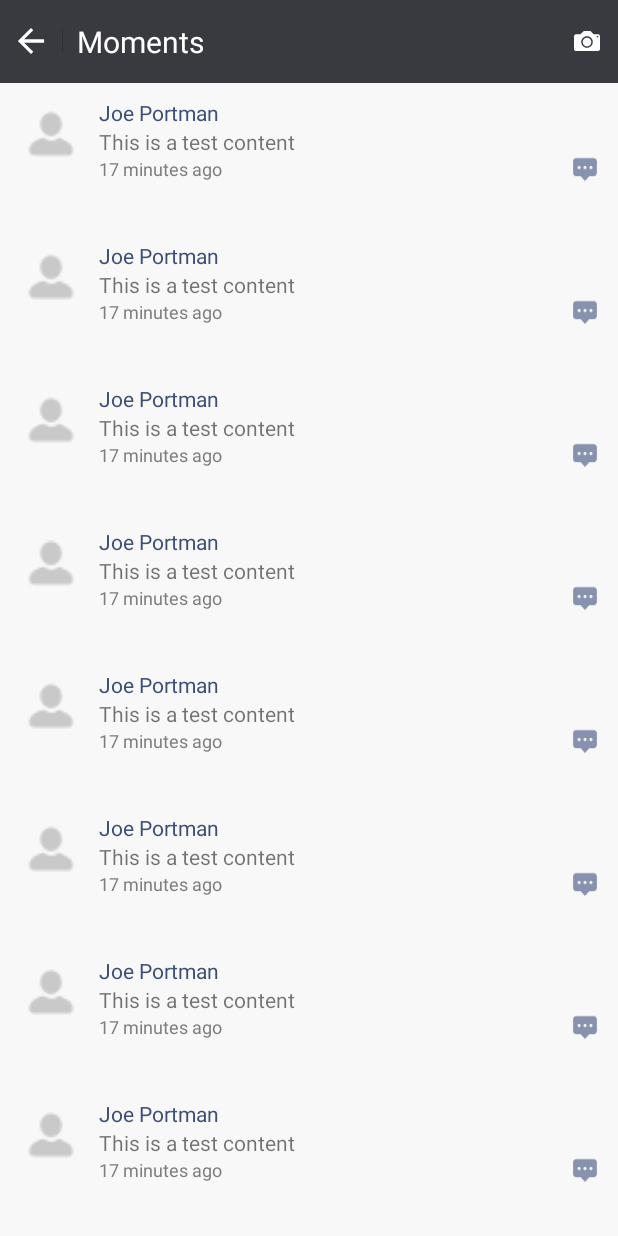
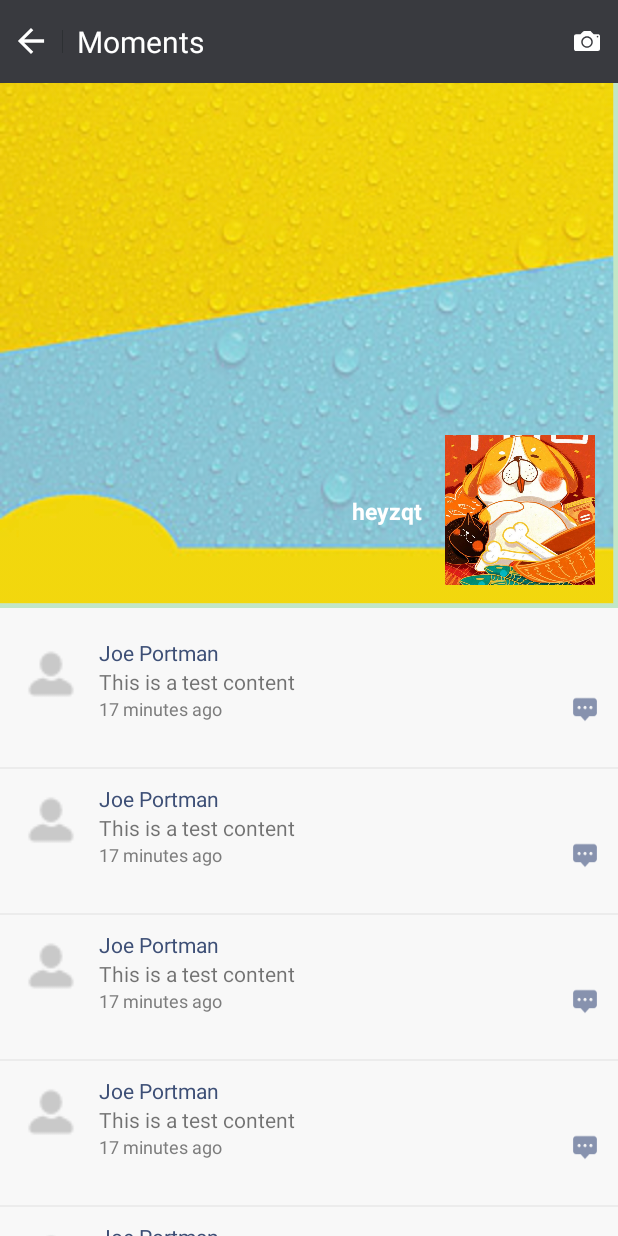
Before and after one commit to heyzqt/WeChatMoments, an Android app: the screen it shows after launch (MomentsActivity), on a phone screen of 412 x 824 dp. Run offline under Robolectric (Android 15) with nearby library versions, the light colour scheme and no system bars; our stand-ins replace ButterKnife.

Commit message:
ListView中添加HeaderView

```diff
--- a/app/src/main/java/com/heyzqt/wechatmoments/activity/moments/MomentsModelImpl.java
+++ b/app/src/main/java/com/heyzqt/wechatmoments/activity/moments/MomentsModelImpl.java
@@ -1,6 +1,6 @@
 package com.heyzqt.wechatmoments.activity.moments;
 
-import com.heyzqt.wechatmoments.base.MomentsModel;
+import com.heyzqt.wechatmoments.activity.moments.model.MomentsModel;
 import com.heyzqt.wechatmoments.bean.MomentBean;
 
 import java.util.ArrayList;
--- a/app/src/main/java/com/heyzqt/wechatmoments/activity/moments/MomentsPresenter.java
+++ b/app/src/main/java/com/heyzqt/wechatmoments/activity/moments/MomentsPresenter.java
@@ -5,7 +5,7 @@
 
 import android.support.annotation.NonNull;
 
-import com.heyzqt.wechatmoments.base.MomentsModel;
+import com.heyzqt.wechatmoments.activity.moments.model.MomentsModel;
 import com.heyzqt.wechatmoments.bean.MomentBean;
 
 import java.util.List;
--- a/app/src/main/java/com/heyzqt/wechatmoments/base/MomentsModel.java
+++ b/app/src/main/java/com/heyzqt/wechatmoments/activity/moments/model/MomentsModel.java
@@ -1,4 +1,4 @@
-package com.heyzqt.wechatmoments.base;
+package com.heyzqt.wechatmoments.activity.moments.model;
 
 import com.heyzqt.wechatmoments.activity.moments.OnLoadMomentsListener;
 
--- a/app/src/main/java/com/heyzqt/wechatmoments/widget/MomentsListView.java
+++ b/app/src/main/java/com/heyzqt/wechatmoments/widget/MomentsListView.java
@@ -2,13 +2,32 @@
 
 import android.content.Context;
 import android.util.AttributeSet;
+import android.util.Log;
+import android.view.LayoutInflater;
+import android.view.View;
+import android.view.ViewTreeObserver;
+import android.widget.AbsListView;
+import android.widget.ImageView;
 import android.widget.ListView;
+import android.widget.TextView;
+import android.widget.Toast;
+
+import com.heyzqt.wechatmoments.R;
+
+import butterknife.BindView;
+import butterknife.ButterKnife;
 
 /**
  * Created by heyzqt on 2018/5/13.
  */
 
-public class MomentsListView extends ListView {
+public class MomentsListView extends ListView implements AbsListView.OnScrollListener {
+
+	private View headerView;
+	private int headerViewHeight;
+	private ViewHolder mHolder;
+
+	private static final String TAG = "MomentsListView";
 
 	public MomentsListView(Context context) {
 		this(context, null);
@@ -20,5 +39,63 @@
 
 	public MomentsListView(Context context, AttributeSet attrs, int defStyleAttr) {
 		super(context, attrs, defStyleAttr);
+		initHeaderView(context);
+		setHeaderDividersEnabled(false);
+	}
+
+	void initHeaderView(Context context) {
+		headerView = LayoutInflater.from(context).inflate(R.layout.listview_header, null);
+		mHolder = new ViewHolder(headerView);
+		addHeaderView(headerView);
+		setOnScrollListener(this);
+
+		mHolder.username.setText("heyzqt");
+
+		mHolder.useravatar.setOnClickListener(new OnClickListener() {
+			@Override
+			public void onClick(View v) {
+				Toast.makeText(v.getContext(), "useravatar", Toast.LENGTH_SHORT).show();
+			}
+		});
+
+		headerView.getViewTreeObserver().addOnPreDrawListener(
+				new ViewTreeObserver.OnPreDrawListener() {
+					@Override
+					public boolean onPreDraw() {
+						Log.i(TAG, "onPreDraw: ");
+//						if (headerView.getMeasuredWidth() > 0) {
+//							headerViewHeight = headerView.getMeasuredHeight();
+//							headerView.getViewTreeObserver().removeOnPreDrawListener(this);
+//						}
+						return true;
+					}
+				});
+	}
+
+	@Override
+	public void onScrollStateChanged(AbsListView view, int scrollState) {
+
+	}
+
+	@Override
+	public void onScroll(AbsListView view, int firstVisibleItem, int visibleItemCount,
+			int totalItemCount) {
+
+	}
+
+	class ViewHolder {
+
+		@BindView(R.id.refresh_circle)
+		ImageView circle;
+
+		@BindView(R.id.user_name)
+		TextView username;
+
+		@BindView(R.id.user_avatar)
+		ImageView useravatar;
+
+		public ViewHolder(View view) {
+			ButterKnife.bind(this, view);
+		}
 	}
 }
--- a/app/src/main/res/layout/activity_main.xml
+++ b/app/src/main/res/layout/activity_main.xml
@@ -64,6 +64,8 @@
         android:layout_width="match_parent"
         android:layout_height="wrap_content"
         android:background="@color/listview_background"
-        android:divider="@color/listview_divider"/>
+        android:divider="@color/listview_divider"
+        android:dividerHeight="1dp"/>
+    <!--android:listSelector="@android:color/transparent"-->
 
 </LinearLayout>
--- /dev/null
+++ b/app/src/main/res/layout/listview_header.xml
@@ -0,0 +1,51 @@
+<?xml version="1.0" encoding="utf-8"?>
+<RelativeLayout xmlns:android="http://schemas.android.com/apk/res/android"
+                xmlns:tools="http://schemas.android.com/tools"
+                android:layout_width="match_parent"
+                android:layout_height="200dp"
+                android:clipChildren="false"
+                android:scrollY="24dp">
+
+    <ImageView
+        android:id="@+id/person_background_img"
+        android:layout_width="match_parent"
+        android:layout_height="@dimen/user_background_pic_height"
+        android:layout_alignParentTop="true"
+        android:scaleType="centerCrop"
+        android:src="@mipmap/img_test"/>
+
+    <ImageView
+        android:id="@+id/refresh_circle"
+        android:layout_width="@dimen/refresh_circle_width"
+        android:layout_height="@dimen/refresh_circle_height"
+        android:layout_alignParentTop="true"
+        android:layout_marginLeft="40dp"
+        android:scaleType="fitCenter"
+        android:src="@mipmap/refresh_circle"/>
+
+    <TextView
+        android:id="@+id/user_name"
+        android:layout_width="wrap_content"
+        android:layout_height="wrap_content"
+        android:layout_alignBottom="@+id/person_background_img"
+        android:layout_marginBottom="20dp"
+        android:layout_marginRight="15dp"
+        android:layout_toLeftOf="@+id/user_avatar"
+        android:paddingTop="40dp"
+        android:textColor="@color/font_white"
+        android:textSize="@dimen/font_15sp"
+        android:textStyle="bold"
+        tools:text="heyzqt"/>
+
+    <ImageView
+        android:id="@+id/user_avatar"
+        android:layout_width="@dimen/user_avatar_width"
+        android:layout_height="@dimen/user_avatar_height"
+        android:layout_alignParentEnd="true"
+        android:layout_alignParentRight="true"
+        android:layout_alignTop="@+id/user_name"
+        android:layout_marginRight="15dp"
+        android:scaleType="fitXY"
+        android:src="@mipmap/test_avatar"/>
+
+</RelativeLayout>
--- a/app/src/main/res/values/dimens.xml
+++ b/app/src/main/res/values/dimens.xml
@@ -6,10 +6,18 @@
     <dimen name="avatar_moment_height">48dp</dimen>
     <dimen name="span_moment_width">8dp</dimen>
 
-
     <!-- Font size-->
     <dimen name="font_normal">14sp</dimen>
     <dimen name="font_small">12sp</dimen>
     <dimen name="font_16sp">16sp</dimen>
     <dimen name="font_15sp">15sp</dimen>
+
+    <!-- listview user info dimens -->
+    <dimen name="user_layout_height">240dp</dimen>
+    <dimen name="user_background_pic_height">340dp</dimen>
+    <dimen name="refresh_circle_width">24dp</dimen>
+    <dimen name="refresh_circle_height">24dp</dimen>
+    <dimen name="user_avatar_width">100dp</dimen>
+    <dimen name="user_avatar_height">100dp</dimen>
+
 </resources>
```
Also changed, not shown: app/src/main/res/mipmap-hdpi/refresh_circle.png (added), app/src/main/res/mipmap-hdpi/test_avatar.jpeg (added).
